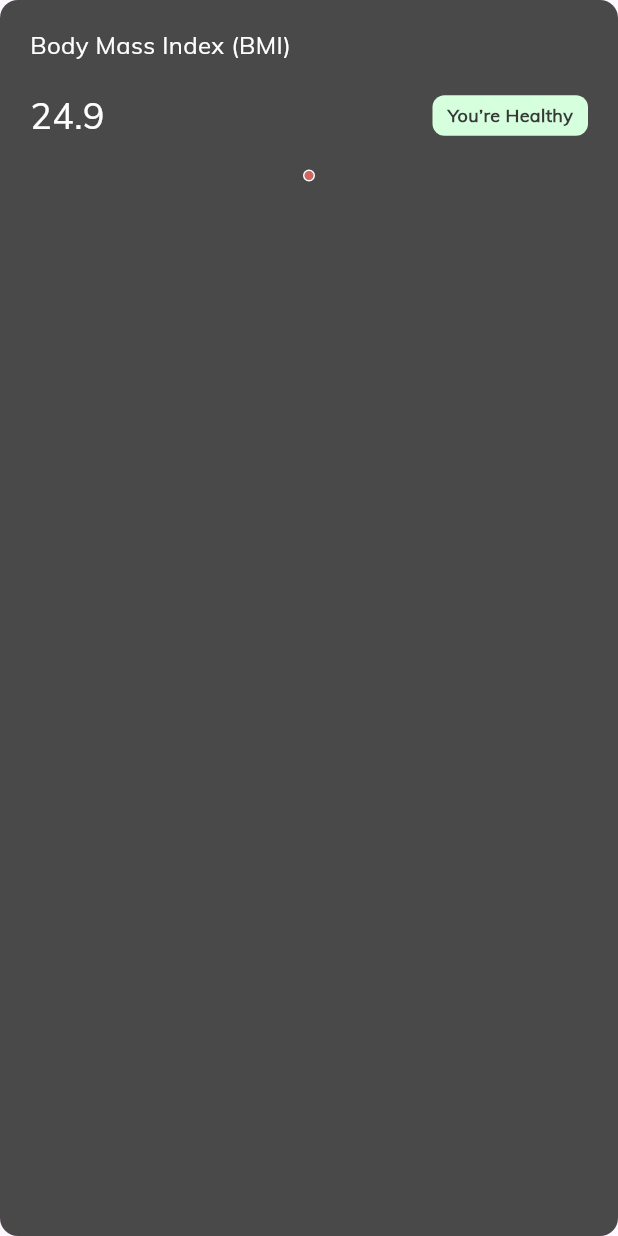
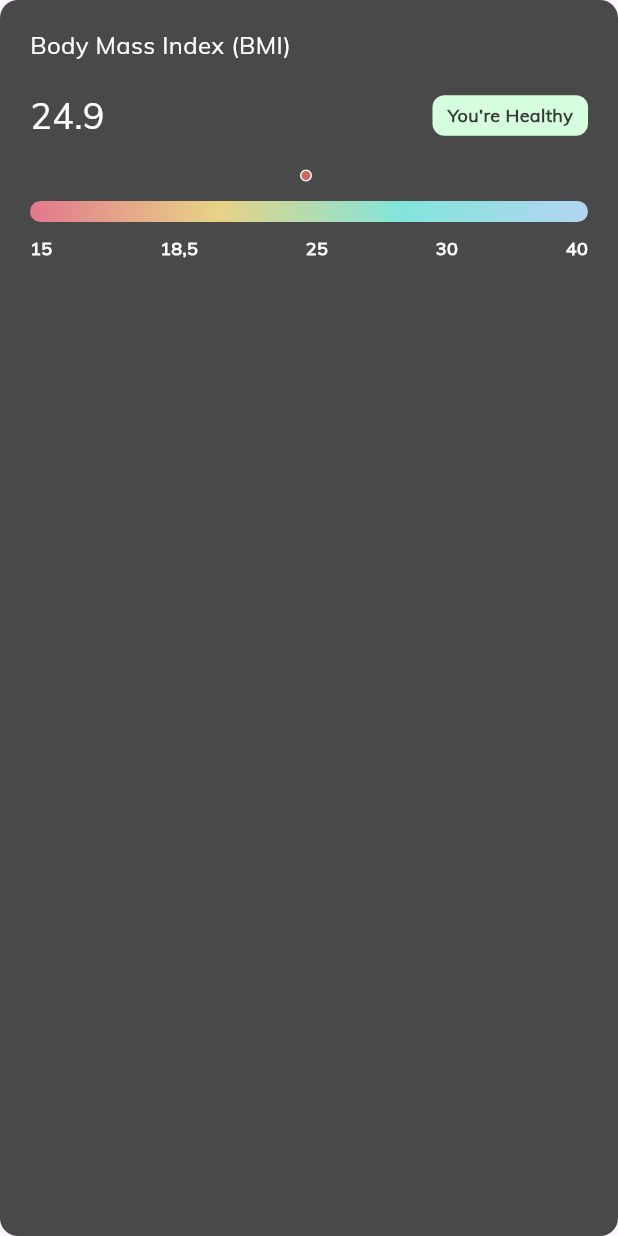
Before and after one commit to Mafdysaad/health_care_dashboards, a Flutter app: the Bodymass widget shown alone on an empty page, opened directly, on a phone screen of 412 x 824 dp. Run offline on Flutter 3.47's test engine with Material 3 defaults, Android fonts, the phone set to English and light mode, and no system bars; our stand-ins replace fl_chart, flutter_svg.

Commit message:
BMI Calculator done

```diff
--- a/lib/widgets/desktop/widget/rigth_section/rigth_section.dart
+++ b/lib/widgets/desktop/widget/rigth_section/rigth_section.dart
@@ -1,5 +1,6 @@
 import 'package:flutter/material.dart';
 import 'package:healthcare_dashborad/widgets/desktop/widget/rigth_section/widget/BmiCalculatorsection_section.dart';
+import 'package:healthcare_dashborad/widgets/desktop/widget/rigth_section/widget/Body_Measurements.dart';
 import 'package:healthcare_dashborad/widgets/desktop/widget/rigth_section/widget/rigth_section_header.dart';
 
 class RigthSection extends StatelessWidget {
@@ -30,7 +31,17 @@ class RigthSection extends StatelessWidget {
             SizedBox(
               height: 38,
             ),
-            BmiCalculatorsection()
+            BmiCalculatorsection(),
+            SizedBox(
+              height: 40,
+            ),
+            Divider(
+              color: Color(0xFF4E4E4E),
+            ),
+            SizedBox(
+              height: 20,
+            ),
+            BodyMeasurements(),
           ],
         ),
       ),
--- a/lib/widgets/desktop/widget/rigth_section/widget/BmiCalculatorsection_section.dart
+++ b/lib/widgets/desktop/widget/rigth_section/widget/BmiCalculatorsection_section.dart
@@ -1,4 +1,5 @@
 import 'package:flutter/material.dart';
+import 'package:healthcare_dashborad/widgets/desktop/widget/rigth_section/widget/bodymass.dart';
 
 import 'package:healthcare_dashborad/widgets/desktop/widget/rigth_section/widget/higthandwigth_section.dart';
 
@@ -29,7 +30,7 @@ class BmiCalculatorsection extends StatelessWidget {
             ),
           ],
         )),
-        // Expanded(flex: 2, child: Bodymass())
+        Expanded(flex: 2, child: Bodymass())
       ],
     );
   }
--- /dev/null
+++ b/lib/widgets/desktop/widget/rigth_section/widget/Body_Measurements.dart
@@ -0,0 +1,10 @@
+import 'package:flutter/material.dart';
+
+class BodyMeasurements extends StatelessWidget {
+  const BodyMeasurements({super.key});
+
+  @override
+  Widget build(BuildContext context) {
+    return const SizedBox();
+  }
+}
--- a/lib/widgets/desktop/widget/rigth_section/widget/bodymass.dart
+++ b/lib/widgets/desktop/widget/rigth_section/widget/bodymass.dart
@@ -1,12 +1,16 @@
 import 'package:flutter/material.dart';
+
 import 'package:healthcare_dashborad/utils/fontstyle.dart';
+import 'package:healthcare_dashborad/widgets/desktop/widget/rigth_section/widget/draggable%20_container.dart';
 
 class Bodymass extends StatelessWidget {
   const Bodymass({super.key});
 
   @override
   Widget build(BuildContext context) {
-    return Container(
+    List<String> valuse = ['15', '18,5', '25', '30', '40'];
+    return LayoutBuilder(
+      builder: (context, constraints) => Container(
         decoration: ShapeDecoration(
           color: const Color(0xFF4A4949),
           shape: RoundedRectangleBorder(
@@ -22,7 +26,8 @@ class Bodymass extends StatelessWidget {
               Row(children: [
                 Text(
                   'Body Mass Index (BMI)',
-                style: Fontstyle.mulish_regular16.copyWith(color: Colors.white),
+                  style:
+                      Fontstyle.mulish_regular16.copyWith(color: Colors.white),
                 ),
               ]),
               const SizedBox(
@@ -36,8 +41,8 @@ class Bodymass extends StatelessWidget {
                   ),
                   const Spacer(),
                   Container(
-                    padding:
-                        const EdgeInsets.symmetric(horizontal: 10, vertical: 6),
+                      padding: const EdgeInsets.symmetric(
+                          horizontal: 10, vertical: 6),
                       decoration: ShapeDecoration(
                         color: const Color(0xFFD5FFDD),
                         shape: RoundedRectangleBorder(
@@ -52,22 +57,25 @@ class Bodymass extends StatelessWidget {
               const SizedBox(
                 height: 22,
               ),
-            Container(
-              width: 6,
-              height: 6,
-              decoration: ShapeDecoration(
-                color: const Color(0xFFD16564),
-                shape: RoundedRectangleBorder(
-                  side: const BorderSide(
-                    width: 1,
-                    strokeAlign: BorderSide.strokeAlignOutside,
-                    color: Colors.white,
+              DraggableContainer(
+                width: constraints.maxWidth - 50,
+                item: valuse,
               ),
-                  borderRadius: BorderRadius.circular(19),
+              const SizedBox(
+                height: 10,
               ),
-              ),
+              Row(
+                mainAxisAlignment: MainAxisAlignment.spaceBetween,
+                children: List.generate(valuse.length, (index) {
+                  return Text(
+                    valuse[index],
+                    style:
+                        Fontstyle.mulish_boled12.copyWith(color: Colors.white),
+                  );
+                }),
               )
             ],
+          ),
         ),
       ),
     );
--- /dev/null
+++ b/lib/widgets/desktop/widget/rigth_section/widget/draggable _container.dart
@@ -0,0 +1,74 @@
+import 'package:flutter/material.dart';
+import 'package:healthcare_dashborad/utils/fontstyle.dart';
+
+class DraggableContainer extends StatefulWidget {
+  const DraggableContainer(
+      {super.key, required this.width, required this.item});
+  final double width;
+  final List<String> item;
+
+  @override
+  State<DraggableContainer> createState() => _DraggableContainerState();
+}
+
+class _DraggableContainerState extends State<DraggableContainer> {
+  late double postion = widget.width / 2;
+
+  @override
+  Widget build(BuildContext context) {
+    return Stack(
+      children: [
+        Positioned(
+            top: 0,
+            left: postion.clamp(0, widget.width),
+            child: GestureDetector(
+              onPanUpdate: (details) {
+                print(widget.width);
+                setState(() {
+                  postion += details.delta.dx;
+                });
+              },
+              child: Container(
+                width: 6,
+                height: 6,
+                decoration: ShapeDecoration(
+                  color: const Color(0xFFD16564),
+                  shape: RoundedRectangleBorder(
+                    side: const BorderSide(
+                      width: 1,
+                      strokeAlign: BorderSide.strokeAlignOutside,
+                      color: Colors.white,
+                    ),
+                    borderRadius: BorderRadius.circular(19),
+                  ),
+                ),
+              ),
+            )),
+        Padding(
+          padding: const EdgeInsets.only(top: 20),
+          child: Align(
+            alignment: Alignment.center,
+            child: Container(
+              height: 14,
+              decoration: ShapeDecoration(
+                gradient: const LinearGradient(
+                  begin: Alignment(1.00, 0.00),
+                  end: Alignment(-1, 0),
+                  colors: [
+                    Color(0xFFB4D4F1),
+                    Color(0xFF81E5DA),
+                    Color(0xFFE7D284),
+                    Color(0xFFE2788E)
+                  ],
+                ),
+                shape: RoundedRectangleBorder(
+                  borderRadius: BorderRadius.circular(21),
+                ),
+              ),
+            ),
+          ),
+        ),
+      ],
+    );
+  }
+}
```
Lines whose indentation alone changed are shown as unchanged.
